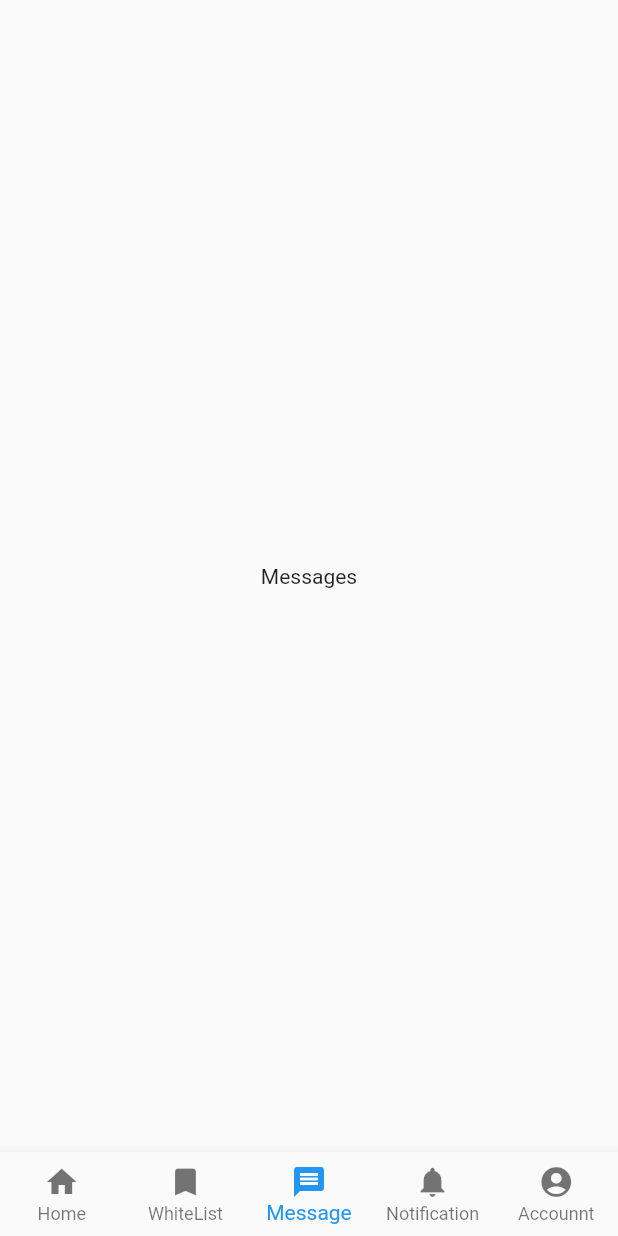
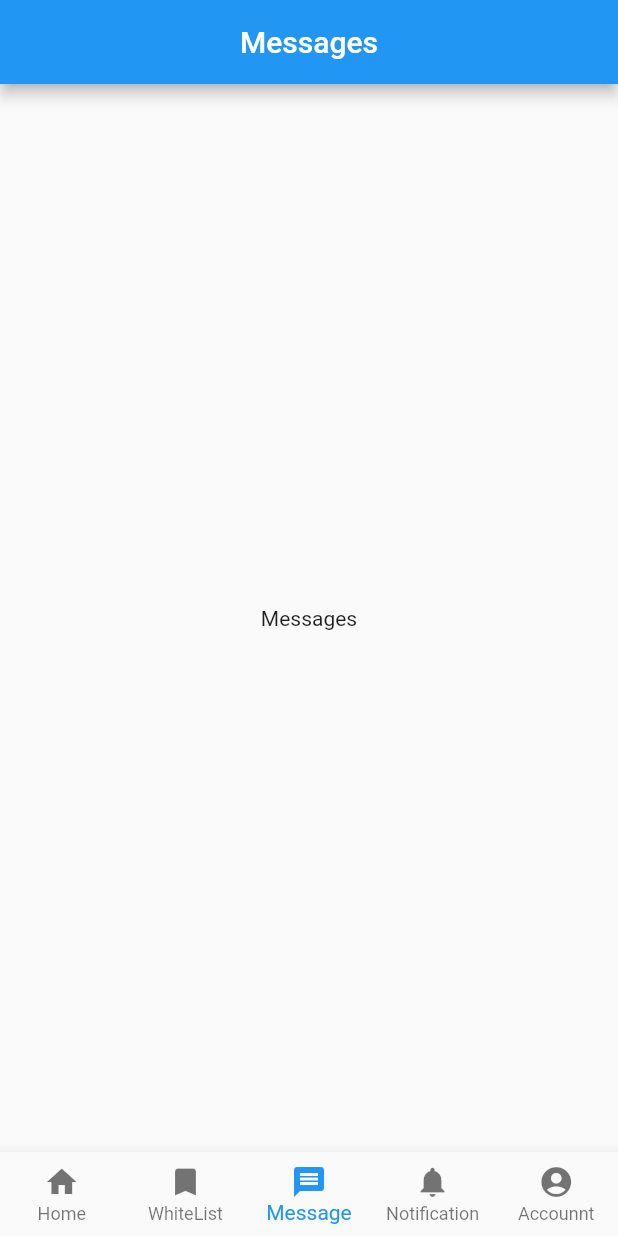
Before and after one commit to Hossam52/listar_flux, a Flutter app: the screen it shows after launch, item 3 of the bottom bar chosen, on a phone screen of 412 x 824 dp. Run offline on Flutter 3.47's test engine with Material 2 defaults, Android fonts, the phone set to English and light mode, and no system bars.

Commit message:
Add app bar for each screen

```diff
--- a/lib/screens/account.dart
+++ b/lib/screens/account.dart
@@ -4,6 +4,10 @@ class Account extends StatelessWidget{
   @override
   Widget build(BuildContext context) {
    return Scaffold(
+     appBar:AppBar(
+       centerTitle:true,
+       title: Text("Account"),
+     ),
      body:Center(child:Text("Account"))
    );
   }
--- a/lib/screens/message.dart
+++ b/lib/screens/message.dart
@@ -3,7 +3,10 @@ import 'package:flutter/material.dart';
 class Messages extends StatelessWidget{
   @override
   Widget build(BuildContext context) {
-   return Scaffold(
+   return Scaffold( appBar:AppBar(
+       centerTitle:true,
+       title: Text("Messages"),
+     ),
      body:Center(child:Text("Messages"))
    );
   }
--- a/lib/screens/notification.dart
+++ b/lib/screens/notification.dart
@@ -3,7 +3,10 @@ import 'package:flutter/material.dart';
 class Notifications extends StatelessWidget{
   @override
   Widget build(BuildContext context) {
-   return Scaffold(
+   return Scaffold( appBar:AppBar(
+       centerTitle:true,
+       title: Text("Notifications"),
+     ),
      body:Center(child:Text("Notifications"))
    );
   }
--- a/lib/screens/whiteList.dart
+++ b/lib/screens/whiteList.dart
@@ -3,7 +3,10 @@ import 'package:flutter/material.dart';
 class WhiteList extends StatelessWidget{
   @override
   Widget build(BuildContext context) {
-   return Scaffold(
+   return Scaffold( appBar:AppBar(
+       centerTitle:true,
+       title: Text("Whitelist"),
+     ),
      body:Center(child:Text("WhiteList"))
    );
   }
```
